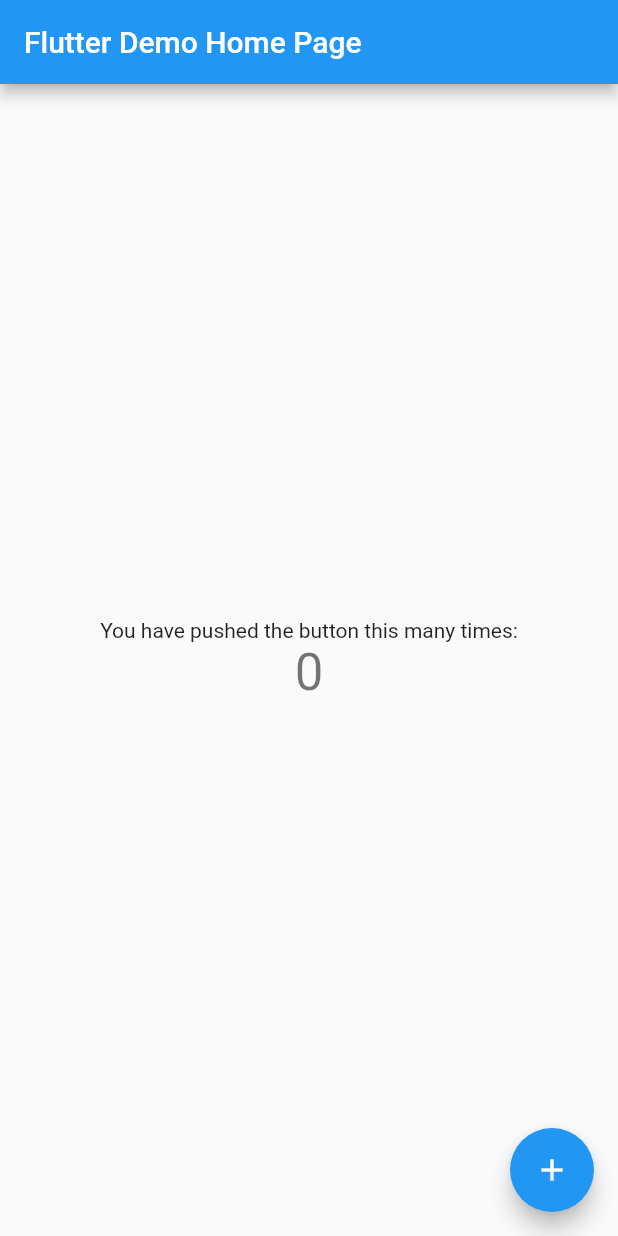
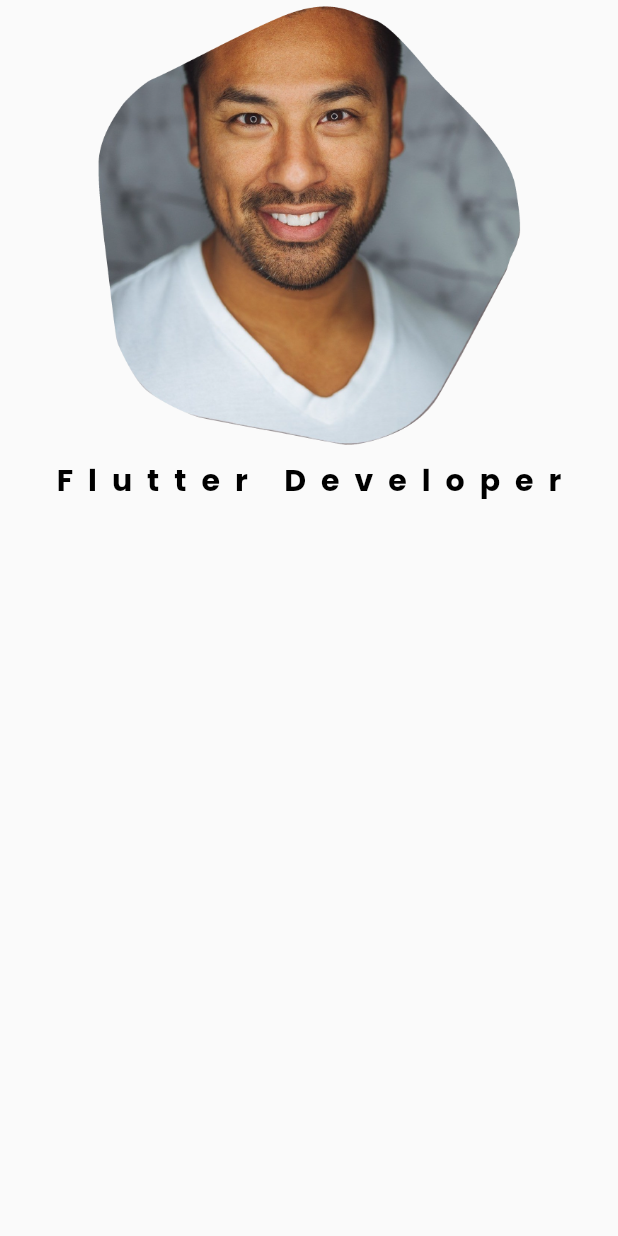
Before and after one commit to om-chauhan/DevFolio, a Flutter app: the screen it shows after launch, on a phone screen of 412 x 824 dp. Run offline on Flutter 3.47's test engine with Material 2 defaults, Android fonts, the phone set to English and light mode, and no system bars; our stand-ins replace get, google_fonts.

Commit message:
Arrange folder and some improvents related to device breakpoints

```diff
--- /dev/null
+++ b/lib/device/mobile/mobile_device.dart
@@ -0,0 +1,37 @@
+import 'package:devomi/widgets/build_Text.dart';
+import 'package:devomi/widgets/dev_pic.dart';
+import 'package:flutter/material.dart';
+
+class MobileDevice extends StatelessWidget {
+  const MobileDevice({
+    Key key,
+  }) : super(key: key);
+
+  @override
+  Widget build(BuildContext context) {
+    final _size = MediaQuery.of(context).size;
+    if (MediaQuery.of(context).orientation == Orientation.portrait) {
+      return Column(
+        children: [
+          DevPic(
+            height: 300,
+            width: _size.width,
+          ),
+          Padding(
+            padding: EdgeInsets.all(5.0),
+            child: BuildText(
+              color: Colors.black,
+              fontweight: FontWeight.bold,
+              text: 'Flutter Developer',
+              size: 20.0,
+            ),
+          )
+        ],
+      );
+    } else {
+      return Row(
+        children: [],
+      );
+    }
+  }
+}
--- a/lib/main.dart
+++ b/lib/main.dart
@@ -1,117 +1,29 @@
+import 'package:devomi/pages/home.dart';
 import 'package:flutter/material.dart';
+import 'package:get/get.dart';
+import 'package:google_fonts/google_fonts.dart';
 
 void main() {
   runApp(MyApp());
 }
 
 class MyApp extends StatelessWidget {
-  // This widget is the root of your application.
   @override
   Widget build(BuildContext context) {
-    return MaterialApp(
-      title: 'Flutter Demo',
+    return GetMaterialApp(
+      debugShowCheckedModeBanner: false,
+      title: 'Portfolio',
       theme: ThemeData(
-        // This is the theme of your application.
-        //
-        // Try running your application with "flutter run". You'll see the
-        // application has a blue toolbar. Then, without quitting the app, try
-        // changing the primarySwatch below to Colors.green and then invoke
-        // "hot reload" (press "r" in the console where you ran "flutter run",
-        // or simply save your changes to "hot reload" in a Flutter IDE).
-        // Notice that the counter didn't reset back to zero; the application
-        // is not restarted.
+        appBarTheme: AppBarTheme(
+          color: Colors.green,
+          textTheme: TextTheme(
+            headline6: GoogleFonts.poppins(color: Colors.black),
+          ),
+        ),
         primarySwatch: Colors.blue,
-        // This makes the visual density adapt to the platform that you run
-        // the app on. For desktop platforms, the controls will be smaller and
-        // closer together (more dense) than on mobile platforms.
         visualDensity: VisualDensity.adaptivePlatformDensity,
       ),
-      home: MyHomePage(title: 'Flutter Demo Home Page'),
+      home: HomePage(),
     );
   }
 }
-
-class MyHomePage extends StatefulWidget {
-  MyHomePage({Key key, this.title}) : super(key: key);
-
-  // This widget is the home page of your application. It is stateful, meaning
-  // that it has a State object (defined below) that contains fields that affect
-  // how it looks.
-
-  // This class is the configuration for the state. It holds the values (in this
-  // case the title) provided by the parent (in this case the App widget) and
-  // used by the build method of the State. Fields in a Widget subclass are
-  // always marked "final".
-
-  final String title;
-
-  @override
-  _MyHomePageState createState() => _MyHomePageState();
-}
-
-class _MyHomePageState extends State<MyHomePage> {
-  int _counter = 0;
-
-  void _incrementCounter() {
-    setState(() {
-      // This call to setState tells the Flutter framework that something has
-      // changed in this State, which causes it to rerun the build method below
-      // so that the display can reflect the updated values. If we changed
-      // _counter without calling setState(), then the build method would not be
-      // called again, and so nothing would appear to happen.
-      _counter++;
-    });
-  }
-
-  @override
-  Widget build(BuildContext context) {
-    // This method is rerun every time setState is called, for instance as done
-    // by the _incrementCounter method above.
-    //
-    // The Flutter framework has been optimized to make rerunning build methods
-    // fast, so that you can just rebuild anything that needs updating rather
-    // than having to individually change instances of widgets.
-    return Scaffold(
-      appBar: AppBar(
-        // Here we take the value from the MyHomePage object that was created by
-        // the App.build method, and use it to set our appbar title.
-        title: Text(widget.title),
-      ),
-      body: Center(
-        // Center is a layout widget. It takes a single child and positions it
-        // in the middle of the parent.
-        child: Column(
-          // Column is also a layout widget. It takes a list of children and
-          // arranges them vertically. By default, it sizes itself to fit its
-          // children horizontally, and tries to be as tall as its parent.
-          //
-          // Invoke "debug painting" (press "p" in the console, choose the
-          // "Toggle Debug Paint" action from the Flutter Inspector in Android
-          // Studio, or the "Toggle Debug Paint" command in Visual Studio Code)
-          // to see the wireframe for each widget.
-          //
-          // Column has various properties to control how it sizes itself and
-          // how it positions its children. Here we use mainAxisAlignment to
-          // center the children vertically; the main axis here is the vertical
-          // axis because Columns are vertical (the cross axis would be
-          // horizontal).
-          mainAxisAlignment: MainAxisAlignment.center,
-          children: <Widget>[
-            Text(
-              'You have pushed the button this many times:',
-            ),
-            Text(
-              '$_counter',
-              style: Theme.of(context).textTheme.headline4,
-            ),
-          ],
-        ),
-      ),
-      floatingActionButton: FloatingActionButton(
-        onPressed: _incrementCounter,
-        tooltip: 'Increment',
-        child: Icon(Icons.add),
-      ), // This trailing comma makes auto-formatting nicer for build methods.
-    );
-  }
-}
--- /dev/null
+++ b/lib/pages/home.dart
@@ -0,0 +1,32 @@
+import 'package:devomi/device/desktop/desktop_device.dart';
+import 'package:devomi/device/mobile/mobile_device.dart';
+import 'package:devomi/device/tablet/tablet_device.dart';
+import 'package:flutter/material.dart';
+
+class HomePage extends StatefulWidget {
+  @override
+  _HomePageState createState() => _HomePageState();
+}
+
+class _HomePageState extends State<HomePage> {
+  var isLargeScreen = false;
+  @override
+  Widget build(BuildContext context) {
+    return SafeArea(
+      child: Scaffold(
+        body: LayoutBuilder(
+          builder: (context, constraints) {
+            if (constraints.maxWidth <= 767) {
+              return MobileDevice();
+            } else if (constraints.maxWidth >= 768 &&
+                constraints.maxWidth <= 1023) {
+              return TabletDevice();
+            } else {
+              return DesktopDevice();
+            }
+          },
+        ),
+      ),
+    );
+  }
+}
--- /dev/null
+++ b/lib/widgets/build_Text.dart
@@ -0,0 +1,32 @@
+import 'package:flutter/material.dart';
+import 'package:google_fonts/google_fonts.dart';
+
+class BuildText extends StatelessWidget {
+  final String text;
+  final FontWeight fontweight;
+  final double size, height;
+  final Color color;
+
+  const BuildText({
+    Key key,
+    this.text,
+    this.size,
+    this.color,
+    this.fontweight,
+    this.height,
+  }) : super(key: key);
+
+  @override
+  Widget build(BuildContext context) {
+    return Text(
+      text,
+      style: GoogleFonts.poppins(
+        height: height,
+        color: color,
+        fontSize: size,
+        fontWeight: fontweight,
+        letterSpacing: 10,
+      ),
+    );
+  }
+}
--- /dev/null
+++ b/lib/widgets/dev_pic.dart
@@ -0,0 +1,20 @@
+import 'package:flutter/material.dart';
+
+class DevPic extends StatelessWidget {
+  final double height, width;
+
+  const DevPic({
+    Key key,
+    this.height,
+    this.width,
+  }) : super(key: key);
+
+  @override
+  Widget build(BuildContext context) {
+    return Image(
+      image: AssetImage('images/dev-pic.png'),
+      height: height,
+      width: width,
+    );
+  }
+}
```
Also changed, not shown: lib/device/desktop/desktop_device.dart (added, +19 -0 lines), lib/device/tablet/tablet_device.dart (added, +19 -0 lines), lib/helper/config.dart (added, +7 -0 lines), lib/widgets/header_menu.dart (added, +27 -0 lines), lib/widgets/header_name.dart (added, +21 -0 lines), lib/widgets/social_menu.dart (added, +25 -0 lines), pubspec.yaml (+9 -41 lines), images/dev-pic.png (added), images/github.png (added), images/messenger.png (added), images/skype.png (added), images/twitter.png (added), images/whatsapp.png (added), images/youtube.png (added), 1 more files, 7 other files.
